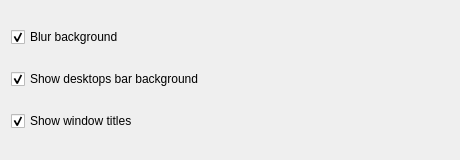
This is contents/ui/config.ui in tcorreabr/Parachute as Qt 5 draws it before an edit. The edited form follows.
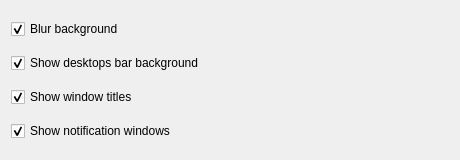
This is the edited form.

Commit message: Option to show/hide notification windows

What changed in the file:
```diff
--- a/contents/ui/config.ui
+++ b/contents/ui/config.ui
@@ -41,6 +41,16 @@
      </property>
     </widget>
    </item>
+   <item row="3" column="0">
+    <widget class="QCheckBox" name="kcfg_showNotificationWindows">
+     <property name="text">
+      <string>Show notification windows</string>
+     </property>
+     <property name="checked">
+      <bool>true</bool>
+     </property>
+    </widget>
+   </item>
   </layout>
  </widget>
  <tabstops>
```
Left out of the diff: 1 changed line with no effect on the pictures. The commit also changes 2 other files.
